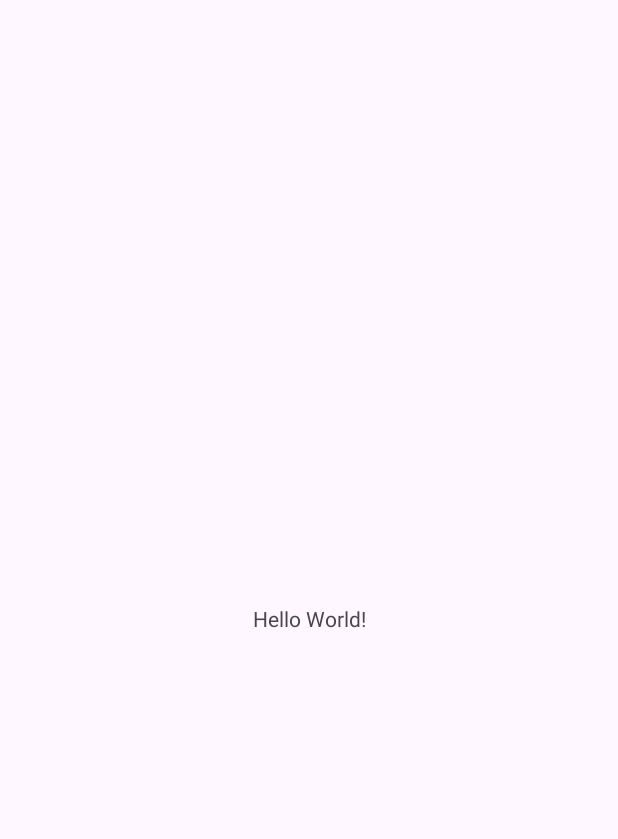
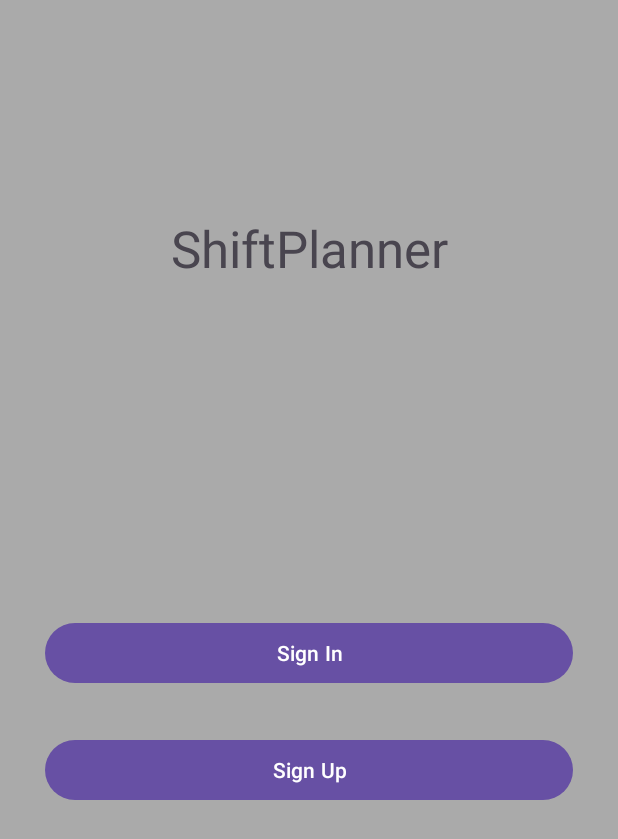
Before and after one commit to Tamir107/shift-planner, an Android app: the screen it shows after launch (MainActivity), on a phone screen of 412 x 824 dp. Before the commit the part shown is almost empty. Shown: the top 839 px of the screen. Run offline under Robolectric (Android 15) with nearby library versions, the phone set to English and light mode, and no system bars.

Commit message:
Add fragments

```diff
--- a/app/build.gradle.kts
+++ b/app/build.gradle.kts
@@ -34,6 +34,8 @@ dependencies {
     implementation(libs.material)
     implementation(libs.activity)
     implementation(libs.constraintlayout)
+    implementation(libs.navigation.fragment)
+    implementation(libs.navigation.ui)
     testImplementation(libs.junit)
     androidTestImplementation(libs.ext.junit)
     androidTestImplementation(libs.espresso.core)
--- a/app/src/main/AndroidManifest.xml
+++ b/app/src/main/AndroidManifest.xml
@@ -13,7 +13,7 @@
         android:theme="@style/Theme.ShiftPlanner"
         tools:targetApi="31">
         <activity
-            android:name=".MainActivity"
+            android:name=".activities.MainActivity"
             android:exported="true">
             <intent-filter>
                 <action android:name="android.intent.action.MAIN" />
--- a/app/src/main/java/com/example/shiftplanner/MainActivity.java
+++ b/app/src/main/java/com/example/shiftplanner/activities/MainActivity.java
@@ -1,4 +1,4 @@
-package com.example.shiftplanner;
+package com.example.shiftplanner.activities;
 
 import android.os.Bundle;
 
@@ -7,6 +7,8 @@ import androidx.appcompat.app.AppCompatActivity;
 import androidx.core.graphics.Insets;
 import androidx.core.view.ViewCompat;
 import androidx.core.view.WindowInsetsCompat;
+
+import com.example.shiftplanner.R;
 
 public class MainActivity extends AppCompatActivity {
 
--- /dev/null
+++ b/app/src/main/java/com/example/shiftplanner/fragments/WelcomeFragment.java
@@ -0,0 +1,66 @@
+package com.example.shiftplanner.fragments;
+
+import android.os.Bundle;
+
+import androidx.fragment.app.Fragment;
+
+import android.view.LayoutInflater;
+import android.view.View;
+import android.view.ViewGroup;
+
+import com.example.shiftplanner.R;
+
+/**
+ * A simple {@link Fragment} subclass.
+ * Use the {@link WelcomeFragment#newInstance} factory method to
+ * create an instance of this fragment.
+ */
+public class WelcomeFragment extends Fragment {
+
+    // TODO: Rename parameter arguments, choose names that match
+    // the fragment initialization parameters, e.g. ARG_ITEM_NUMBER
+    private static final String ARG_PARAM1 = "param1";
+    private static final String ARG_PARAM2 = "param2";
+
+    // TODO: Rename and change types of parameters
+    private String mParam1;
+    private String mParam2;
+
+    public WelcomeFragment() {
+        // Required empty public constructor
+    }
+
+    /**
+     * Use this factory method to create a new instance of
+     * this fragment using the provided parameters.
+     *
+     * @param param1 Parameter 1.
+     * @param param2 Parameter 2.
+     * @return A new instance of fragment WelcomeFragment.
+     */
+    // TODO: Rename and change types and number of parameters
+    public static WelcomeFragment newInstance(String param1, String param2) {
+        WelcomeFragment fragment = new WelcomeFragment();
+        Bundle args = new Bundle();
+        args.putString(ARG_PARAM1, param1);
+        args.putString(ARG_PARAM2, param2);
+        fragment.setArguments(args);
+        return fragment;
+    }
+
+    @Override
+    public void onCreate(Bundle savedInstanceState) {
+        super.onCreate(savedInstanceState);
+        if (getArguments() != null) {
+            mParam1 = getArguments().getString(ARG_PARAM1);
+            mParam2 = getArguments().getString(ARG_PARAM2);
+        }
+    }
+
+    @Override
+    public View onCreateView(LayoutInflater inflater, ViewGroup container,
+                             Bundle savedInstanceState) {
+        // Inflate the layout for this fragment
+        return inflater.inflate(R.layout.fragment_welcome, container, false);
+    }
+}
--- a/app/src/main/res/layout/activity_main.xml
+++ b/app/src/main/res/layout/activity_main.xml
@@ -1,19 +1,18 @@
 <?xml version="1.0" encoding="utf-8"?>
-<androidx.constraintlayout.widget.ConstraintLayout xmlns:android="http://schemas.android.com/apk/res/android"
+<LinearLayout xmlns:android="http://schemas.android.com/apk/res/android"
     xmlns:app="http://schemas.android.com/apk/res-auto"
     xmlns:tools="http://schemas.android.com/tools"
     android:id="@+id/main"
     android:layout_width="match_parent"
     android:layout_height="match_parent"
-    tools:context=".MainActivity">
+    android:orientation="vertical"
+    tools:context=".activities.MainActivity" >
 
-    <TextView
-        android:layout_width="wrap_content"
-        android:layout_height="wrap_content"
-        android:text="Hello World!"
-        app:layout_constraintBottom_toBottomOf="parent"
-        app:layout_constraintEnd_toEndOf="parent"
-        app:layout_constraintStart_toStartOf="parent"
-        app:layout_constraintTop_toTopOf="parent" />
-
-</androidx.constraintlayout.widget.ConstraintLayout>
+    <androidx.fragment.app.FragmentContainerView
+        android:id="@+id/fragmentContainerView2"
+        android:name="androidx.navigation.fragment.NavHostFragment"
+        android:layout_width="match_parent"
+        android:layout_height="match_parent"
+        app:defaultNavHost="true"
+        app:navGraph="@navigation/nav_graph" />
+</LinearLayout>
--- /dev/null
+++ b/app/src/main/res/layout/fragment_welcome.xml
@@ -0,0 +1,45 @@
+<?xml version="1.0" encoding="utf-8"?>
+<LinearLayout xmlns:android="http://schemas.android.com/apk/res/android"
+    xmlns:app="http://schemas.android.com/apk/res-auto"
+    xmlns:tools="http://schemas.android.com/tools"
+    android:id="@+id/linearLayout"
+    android:layout_width="match_parent"
+    android:layout_height="match_parent"
+    android:background="@android:color/darker_gray"
+    android:orientation="vertical"
+    tools:context=".fragments.WelcomeFragment">
+
+    <TextView
+        android:id="@+id/textViewTitle"
+        android:layout_width="match_parent"
+        android:layout_height="wrap_content"
+        android:layout_weight="1"
+        android:gravity="center"
+        android:text="ShiftPlanner"
+        android:textSize="34sp" />
+
+    <LinearLayout
+        android:layout_width="match_parent"
+        android:layout_height="wrap_content"
+        android:layout_weight="1"
+        android:orientation="vertical">
+
+        <Button
+            android:id="@+id/buttonToSignInPage"
+            android:layout_width="match_parent"
+            android:layout_height="wrap_content"
+            android:layout_marginLeft="30dp"
+            android:layout_marginTop="80dp"
+            android:layout_marginRight="30dp"
+            android:text="Sign In" />
+
+        <Button
+            android:id="@+id/buttonToSignUpPage"
+            android:layout_width="match_parent"
+            android:layout_height="wrap_content"
+            android:layout_marginLeft="30dp"
+            android:layout_marginTop="30dp"
+            android:layout_marginRight="30dp"
+            android:text="Sign Up" />
+    </LinearLayout>
+</LinearLayout>
--- /dev/null
+++ b/app/src/main/res/navigation/nav_graph.xml
@@ -0,0 +1,30 @@
+<?xml version="1.0" encoding="utf-8"?>
+<navigation xmlns:android="http://schemas.android.com/apk/res/android"
+    xmlns:app="http://schemas.android.com/apk/res-auto"
+    xmlns:tools="http://schemas.android.com/tools"
+    android:id="@+id/nav_graph"
+    app:startDestination="@id/welcomeFragment">
+
+    <fragment
+        android:id="@+id/welcomeFragment"
+        android:name="com.example.shiftplanner.fragments.WelcomeFragment"
+        android:label="fragment_welcome"
+        tools:layout="@layout/fragment_welcome" >
+        <action
+            android:id="@+id/action_welcomeFragment_to_signInFragment"
+            app:destination="@id/signInFragment" />
+        <action
+            android:id="@+id/action_welcomeFragment_to_signUpFragment"
+            app:destination="@id/signUpFragment" />
+    </fragment>
+    <fragment
+        android:id="@+id/signInFragment"
+        android:name="com.example.shiftplanner.fragments.SignInFragment"
+        android:label="fragment_sign_in"
+        tools:layout="@layout/fragment_sign_in" />
+    <fragment
+        android:id="@+id/signUpFragment"
+        android:name="com.example.shiftplanner.fragments.SignUpFragment"
+        android:label="fragment_sign_up"
+        tools:layout="@layout/fragment_sign_up" />
+</navigation>
--- a/app/src/main/res/values/strings.xml
+++ b/app/src/main/res/values/strings.xml
@@ -1,3 +1,5 @@
 <resources>
     <string name="app_name">ShiftPlanner</string>
+    <!-- TODO: Remove or change this placeholder text -->
+    <string name="hello_blank_fragment">Hello blank fragment</string>
 </resources>
--- a/gradle/libs.versions.toml
+++ b/gradle/libs.versions.toml
@@ -7,6 +7,8 @@ appcompat = "1.6.1"
 material = "1.10.0"
 activity = "1.8.0"
 constraintlayout = "2.1.4"
+navigationFragment = "2.7.7"
+navigationUi = "2.7.7"
 
 [libraries]
 junit = { group = "junit", name = "junit", version.ref = "junit" }
@@ -16,6 +18,8 @@ appcompat = { group = "androidx.appcompat", name = "appcompat", version.ref = "a
 material = { group = "com.google.android.material", name = "material", version.ref = "material" }
 activity = { group = "androidx.activity", name = "activity", version.ref = "activity" }
 constraintlayout = { group = "androidx.constraintlayout", name = "constraintlayout", version.ref = "constraintlayout" }
+navigation-fragment = { group = "androidx.navigation", name = "navigation-fragment", version.ref = "navigationFragment" }
+navigation-ui = { group = "androidx.navigation", name = "navigation-ui", version.ref = "navigationUi" }
 
 [plugins]
 androidApplication = { id = "com.android.application", version.ref = "agp" }
```
Also changed, not shown: app/src/main/java/com/example/shiftplanner/fragments/SignInFragment.java (added, +66 -0 lines), app/src/main/java/com/example/shiftplanner/fragments/SignUpFragment.java (added, +66 -0 lines), app/src/main/res/layout/fragment_sign_in.xml (added, +68 -0 lines), app/src/main/res/layout/fragment_sign_up.xml (added, +92 -0 lines).
